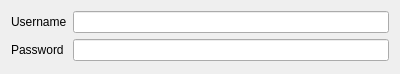
First picture: the form in haze/yahoo-main-options-widget.ui, repository KDE/ktp-accounts-kcm, before the edit.
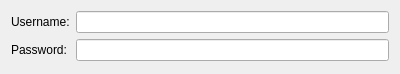
Second picture: the form after the edit. Custom widgets are drawn as their Qt base class.

Patch:
```diff
--- a/haze/yahoo-main-options-widget.ui
+++ b/haze/yahoo-main-options-widget.ui
@@ -31,7 +31,7 @@
      <item row="0" column="0">
       <widget class="QLabel" name="accountLabel">
        <property name="text">
-        <string>Username</string>
+        <string>Username:</string>
        </property>
       </widget>
      </item>
@@ -45,7 +45,7 @@
      <item row="1" column="0">
       <widget class="QLabel" name="passwordLabel">
        <property name="text">
-        <string>Password</string>
+        <string>Password:</string>
        </property>
       </widget>
      </item>
```
